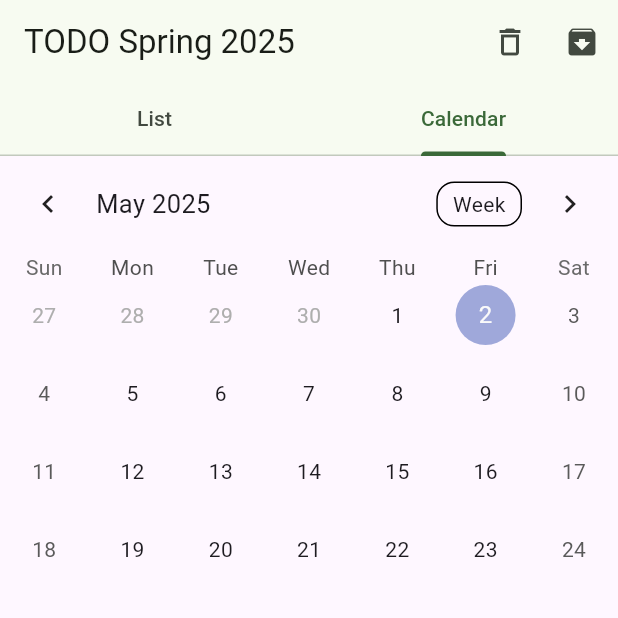
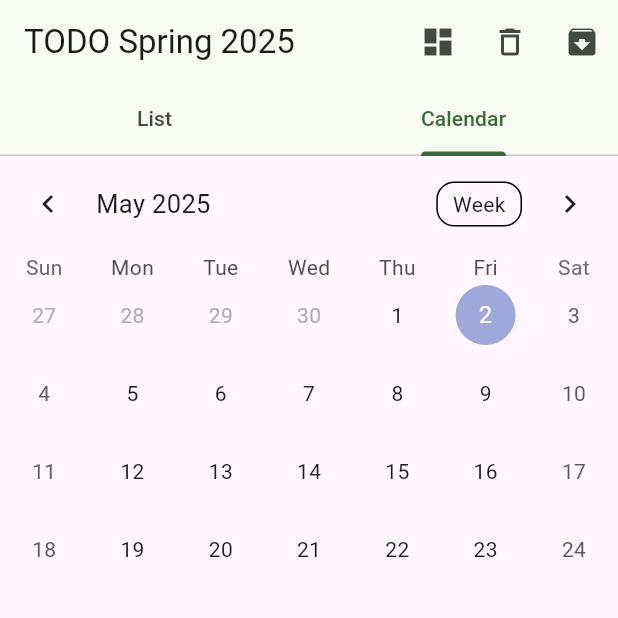
Before and after one commit to thanhhang1306/todo_spring_2025, a Flutter app: the screen it shows once a user with an empty profile is signed in, tab 2 chosen, on a phone screen of 412 x 824 dp, the top half of it. Run offline on Flutter 3.47's test engine with Material 3 defaults, Android fonts, the phone set to English and light mode, and no system bars; drawn by our look-alikes of table_calendar; our stand-ins replace cloud_firestore, firebase_auth, firebase_core, flutter_local_notifications, google_fonts, google_sign_in and 2 more; accounts and stored records are empty.

Commit message:
add dashboard

```diff
--- a/lib/home/home_screen.dart
+++ b/lib/home/home_screen.dart
@@ -4,6 +4,8 @@ import 'package:cloud_firestore/cloud_firestore.dart';
 import 'package:firebase_auth/firebase_auth.dart';
 import 'package:flutter/material.dart';
 import 'package:table_calendar/table_calendar.dart';
+import 'package:todo_spring_2025/home/dashboard/dashboard_screen.dart';
+
 
 import '../data/todo.dart';
 import 'details/detail_screen.dart';
@@ -227,6 +229,15 @@ class _HomeScreenState extends State<HomeScreen> with SingleTickerProviderStateM
               },
             ),
           ] else ...[
+            IconButton(
+              icon: const Icon(Icons.dashboard),
+              tooltip: 'Dashboard',
+              onPressed: () {
+                Navigator.of(context).push(
+                  MaterialPageRoute(builder: (_) => DashboardScreen()),
+                );
+              },
+            ),
             IconButton(
               icon: const Icon(Icons.delete_outline),
               tooltip: 'Select to delete',
--- a/lib/router/router_screen.dart
+++ b/lib/router/router_screen.dart
@@ -8,7 +8,7 @@ class RouterScreen extends StatelessWidget {
 
   @override
   Widget build(BuildContext context) {
-    return StreamBuilder(
+    return StreamBuilder<User?>(
       stream: FirebaseAuth.instance.authStateChanges(),
       builder: (context, snapshot) {
         if (snapshot.data != null) {
```
